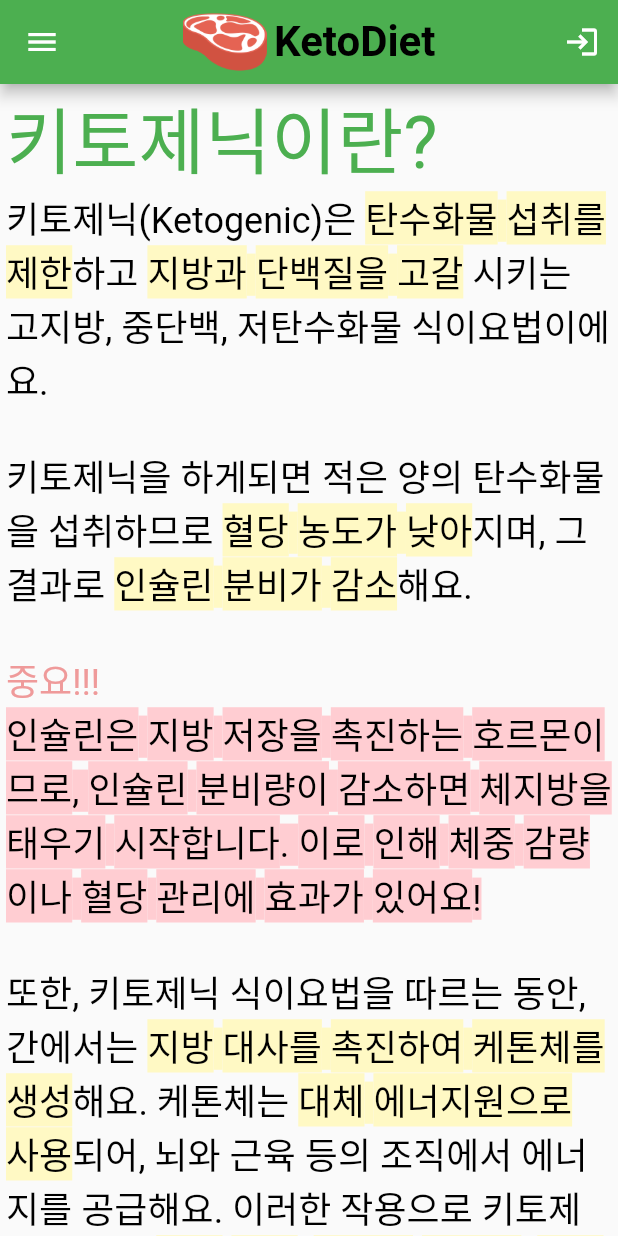
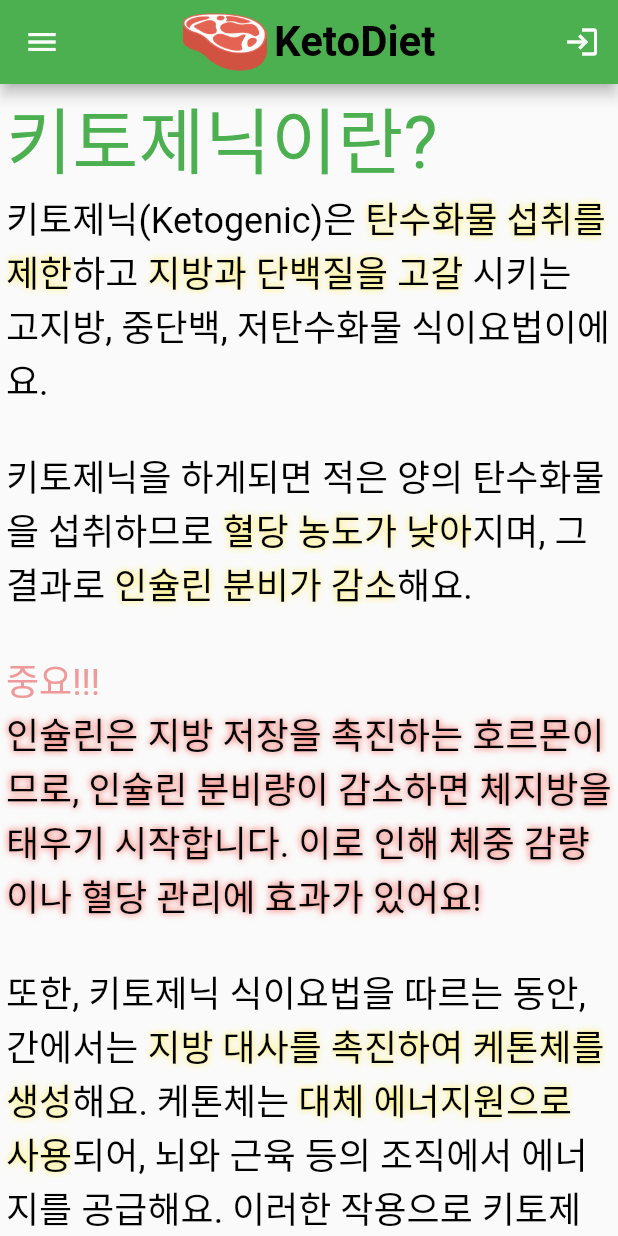
Before and after one commit to sangwoon98/KetoDiet, a Flutter app: the screen it shows after launch, after a tap on "키토제닉이란?", on a phone screen of 412 x 824 dp. Run offline on Flutter 3.47's test engine with Material 2 defaults, Android fonts, the light colour scheme and no system bars; our stand-ins replace google_fonts, url_strategy; missing offline and left inert: kakao_flutter_sdk_user.

Commit message:
2023/04/24 00:10

```diff
--- a/ketodiet_flutter_project/lib/pages/info_page.dart
+++ b/ketodiet_flutter_project/lib/pages/info_page.dart
@@ -54,29 +54,51 @@ class InfoPageWidget {
           text: TextSpan(
             children: [
               const TextSpan(text: '키토제닉(Ketogenic)은 '),
-              TextSpan(text: '탄수화물 섭취를 제한', style: TextStyle(backgroundColor: Colors.yellow[100])),
+              const TextSpan(
+                text: '탄수화물 섭취를 제한',
+                style: TextStyle(shadows: [Shadow(blurRadius: 6.0, color: Colors.yellow)]),
+              ),
               const TextSpan(text: '하고 '),
-              TextSpan(text: '지방과 단백질을 고갈', style: TextStyle(backgroundColor: Colors.yellow[100])),
+              const TextSpan(
+                text: '지방과 단백질을 고갈',
+                style: TextStyle(shadows: [Shadow(blurRadius: 6.0, color: Colors.yellow)]),
+              ),
               const TextSpan(text: ' 시키는 고지방, 중단백, 저탄수화물 식이요법이에요.'),
               const TextSpan(text: '\n\n'),
               const TextSpan(text: '키토제닉을 하게되면 적은 양의 탄수화물을 섭취하므로 '),
-              TextSpan(text: '혈당 농도가 낮아', style: TextStyle(backgroundColor: Colors.yellow[100])),
+              const TextSpan(
+                text: '혈당 농도가 낮아',
+                style: TextStyle(shadows: [Shadow(blurRadius: 6.0, color: Colors.yellow)]),
+              ),
               const TextSpan(text: '지며, 그 결과로 '),
-              TextSpan(text: '인슐린 분비가 감소', style: TextStyle(backgroundColor: Colors.yellow[100])),
+              const TextSpan(
+                text: '인슐린 분비가 감소',
+                style: TextStyle(shadows: [Shadow(blurRadius: 6.0, color: Colors.yellow)]),
+              ),
               const TextSpan(text: '해요.'),
               const TextSpan(text: '\n\n'),
               TextSpan(text: '중요!!!', style: TextStyle(color: Colors.red[200])),
               const TextSpan(text: '\n'),
-              TextSpan(
-                  text: '인슐린은 지방 저장을 촉진하는 호르몬이므로, 인슐린 분비량이 감소하면 체지방을 태우기 시작합니다. 이로 인해 체중 감량이나 혈당 관리에 효과가 있어요!',
-                  style: TextStyle(backgroundColor: Colors.red[100])),
+              const TextSpan(
+                text: '인슐린은 지방 저장을 촉진하는 호르몬이므로, 인슐린 분비량이 감소하면 체지방을 태우기 시작합니다. 이로 인해 체중 감량이나 혈당 관리에 효과가 있어요!',
+                style: TextStyle(shadows: [Shadow(blurRadius: 6.0, color: Colors.red)]),
+              ),
               const TextSpan(text: '\n\n'),
               const TextSpan(text: '또한, 키토제닉 식이요법을 따르는 동안, 간에서는 '),
-              TextSpan(text: '지방 대사를 촉진하여 케톤체를 생성', style: TextStyle(backgroundColor: Colors.yellow[100])),
+              const TextSpan(
+                text: '지방 대사를 촉진하여 케톤체를 생성',
+                style: TextStyle(shadows: [Shadow(blurRadius: 6.0, color: Colors.yellow)]),
+              ),
               const TextSpan(text: '해요. 케톤체는 '),
-              TextSpan(text: '대체 에너지원으로 사용', style: TextStyle(backgroundColor: Colors.yellow[100])),
+              const TextSpan(
+                text: '대체 에너지원으로 사용',
+                style: TextStyle(shadows: [Shadow(blurRadius: 6.0, color: Colors.yellow)]),
+              ),
               const TextSpan(text: '되어, 뇌와 근육 등의 조직에서 에너지를 공급해요. 이러한 작용으로 키토제닉은 특히 '),
-              TextSpan(text: '체중 감량, 인슐린 저항성, 심혈관 질환 등에 대한 해결책', style: TextStyle(backgroundColor: Colors.yellow[100])),
+              const TextSpan(
+                text: '체중 감량, 인슐린 저항성, 심혈관 질환 등에 대한 해결책',
+                style: TextStyle(shadows: [Shadow(blurRadius: 6.0, color: Colors.yellow)]),
+              ),
               const TextSpan(text: '으로 인기를 얻고 있어요!'),
             ],
             style: GoogleFonts.gowunDodum(textStyle: const TextStyle(color: Colors.black, fontSize: 24.0)),
@@ -86,20 +108,32 @@ class InfoPageWidget {
         Text('위험하지 않나요?', style: GoogleFonts.doHyeon(textStyle: const TextStyle(color: Colors.green, fontSize: 48.0))),
         RichText(
           text: TextSpan(
-            children: [
-              const TextSpan(text: '키토제닉은 몇가지 위험이 있을 수 있어요. 탄수화물 섭취를 제한하다 보면, '),
-              TextSpan(text: '섬유질 섭취량이 감소할 수 있고,', style: TextStyle(backgroundColor: Colors.yellow[100])),
-              const TextSpan(text: ' 이로 인해 변비, 영양 결핍 등의 문제가 발생할 수 있어요.'),
-              const TextSpan(text: '\n\n'),
-              const TextSpan(text: '하지만 이것은 '),
-              TextSpan(text: '단순히 탄수화물을 제한 했을때 생기는 문제', style: TextStyle(backgroundColor: Colors.yellow[100])),
-              const TextSpan(text: '에요. 탄수화물 중 '),
-              TextSpan(text: '당류는 적고 섬유질이 풍부한 식품', style: TextStyle(backgroundColor: Colors.yellow[100])),
-              const TextSpan(text: '을 먹는다면 인슐린 분비를 억제하며 '),
-              TextSpan(text: '인체에 필요한 영양소를 공급', style: TextStyle(backgroundColor: Colors.yellow[100])),
-              const TextSpan(text: '받을 수 있어요.'),
-              const TextSpan(text: '\n\n'),
-              const TextSpan(
+            children: const [
+              TextSpan(text: '키토제닉은 몇가지 위험이 있을 수 있어요. 탄수화물 섭취를 제한하다 보면, '),
+              TextSpan(
+                text: '섬유질 섭취량이 감소할 수 있고,',
+                style: TextStyle(shadows: [Shadow(blurRadius: 6.0, color: Colors.yellow)]),
+              ),
+              TextSpan(text: ' 이로 인해 변비, 영양 결핍 등의 문제가 발생할 수 있어요.'),
+              TextSpan(text: '\n\n'),
+              TextSpan(text: '하지만 이것은 '),
+              TextSpan(
+                text: '단순히 탄수화물을 제한 했을때 생기는 문제',
+                style: TextStyle(shadows: [Shadow(blurRadius: 6.0, color: Colors.yellow)]),
+              ),
+              TextSpan(text: '에요. 탄수화물 중 '),
+              TextSpan(
+                text: '당류는 적고 섬유질이 풍부한 식품',
+                style: TextStyle(shadows: [Shadow(blurRadius: 6.0, color: Colors.yellow)]),
+              ),
+              TextSpan(text: '을 먹는다면 인슐린 분비를 억제하며 '),
+              TextSpan(
+                text: '인체에 필요한 영양소를 공급',
+                style: TextStyle(shadows: [Shadow(blurRadius: 6.0, color: Colors.yellow)]),
+              ),
+              TextSpan(text: '받을 수 있어요.'),
+              TextSpan(text: '\n\n'),
+              TextSpan(
                   text:
                       '그렇다고 모든 사람들에게 키토제닉 식이요법이 추천되는 것은 아니에요. 간에 관련한 질병이 있거나 당뇨가 있는 경우 등 의사나 전문가의 조언을 받고 상담하여 진행여부를 결정짓는 것이 바람직해요.'),
             ],
@@ -110,15 +144,20 @@ class InfoPageWidget {
         Text('부작용이 있나요?', style: GoogleFonts.doHyeon(textStyle: const TextStyle(color: Colors.green, fontSize: 48.0))),
         RichText(
           text: TextSpan(
-            children: [
-              const TextSpan(text: ''),
-              TextSpan(text: '', style: TextStyle(backgroundColor: Colors.yellow[100])),
-              const TextSpan(
-                  text: '키토제닉 식이요법을 시작하고 나서 생기는 부작용들이 몇가지 있어요. 대표적으로는 키토플루, 입냄새, 학습능력 저하, 불면증, 주량 감소 등이 있어요.'),
-              const TextSpan(text: '\n'),
-              const TextSpan(text: '이 모든 부작용들은 '),
-              TextSpan(text: '평생 가는 것이 아닌 대부분 케토시스 상태 진입 후에 완화', style: TextStyle(backgroundColor: Colors.yellow[100])),
-              const TextSpan(text: ' 되는것으로 알려져 있어요. 하지만 기존 식사 대비 간의 부하가 크게 걸리기 때문에, 주량 감소는 피하기가 어려워요.'),
+            children: const [
+              TextSpan(text: ''),
+              TextSpan(
+                text: '',
+                style: TextStyle(shadows: [Shadow(blurRadius: 6.0, color: Colors.yellow)]),
+              ),
+              TextSpan(text: '키토제닉 식이요법을 시작하고 나서 생기는 부작용들이 몇가지 있어요. 대표적으로는 키토플루, 입냄새, 학습능력 저하, 불면증, 주량 감소 등이 있어요.'),
+              TextSpan(text: '\n'),
+              TextSpan(text: '이 모든 부작용들은 '),
+              TextSpan(
+                text: '평생 가는 것이 아닌 대부분 케토시스 상태 진입 후에 완화',
+                style: TextStyle(shadows: [Shadow(blurRadius: 6.0, color: Colors.yellow)]),
+              ),
+              TextSpan(text: ' 되는것으로 알려져 있어요. 하지만 기존 식사 대비 간의 부하가 크게 걸리기 때문에, 주량 감소는 피하기가 어려워요.'),
             ],
             style: GoogleFonts.gowunDodum(textStyle: const TextStyle(color: Colors.black, fontSize: 24.0)),
           ),
@@ -127,17 +166,29 @@ class InfoPageWidget {
         Text('케토시스가 뭐에요?', style: GoogleFonts.doHyeon(textStyle: const TextStyle(color: Colors.green, fontSize: 48.0))),
         RichText(
           text: TextSpan(
-            children: [
-              const TextSpan(text: ''),
-              TextSpan(text: '', style: TextStyle(backgroundColor: Colors.yellow[100])),
-              const TextSpan(
+            children: const [
+              TextSpan(text: ''),
+              TextSpan(
+                text: '',
+                style: TextStyle(shadows: [Shadow(blurRadius: 6.0, color: Colors.yellow)]),
+              ),
+              TextSpan(
                   text: '케토시스는 탄수화물이 주 에너지원으로 쓰이는 대사 상태와 반대로 탄수화물 섭취가 제한되어 있거나 전혀 없는 상황에서 발생하는 대사 상태에요. 이 상태에서는 체내에서 '),
-              TextSpan(text: '지방 대사가 증가', style: TextStyle(backgroundColor: Colors.yellow[100])),
-              const TextSpan(text: '하며, '),
-              TextSpan(text: '지방산이 간에서 분해되어 케톤체가 생성', style: TextStyle(backgroundColor: Colors.yellow[100])),
-              const TextSpan(text: '돼요. 케톤체는 혈액으로 이동하여 '),
-              TextSpan(text: '에너지원으로 사용', style: TextStyle(backgroundColor: Colors.yellow[100])),
-              const TextSpan(text: '돼요.'),
+              TextSpan(
+                text: '지방 대사가 증가',
+                style: TextStyle(shadows: [Shadow(blurRadius: 6.0, color: Colors.yellow)]),
+              ),
+              TextSpan(text: '하며, '),
+              TextSpan(
+                text: '지방산이 간에서 분해되어 케톤체가 생성',
+                style: TextStyle(shadows: [Shadow(blurRadius: 6.0, color: Colors.yellow)]),
+              ),
+              TextSpan(text: '돼요. 케톤체는 혈액으로 이동하여 '),
+              TextSpan(
+                text: '에너지원으로 사용',
+                style: TextStyle(shadows: [Shadow(blurRadius: 6.0, color: Colors.yellow)]),
+              ),
+              TextSpan(text: '돼요.'),
             ],
             style: GoogleFonts.gowunDodum(textStyle: const TextStyle(color: Colors.black, fontSize: 24.0)),
           ),
@@ -147,67 +198,115 @@ class InfoPageWidget {
             style: GoogleFonts.doHyeon(textStyle: const TextStyle(color: Colors.green, fontSize: 48.0))),
         RichText(
           text: TextSpan(
-            children: [
-              const TextSpan(text: ''),
-              TextSpan(text: '', style: TextStyle(backgroundColor: Colors.yellow[100])),
-              const TextSpan(text: '키토제닉 식이요법으로 체중감량을 목표로 할때 가장 중요한 것을 말씀드릴께요!'),
-              const TextSpan(text: '\n\n'),
-              const TextSpan(text: '핵심은 인슐린과 케톤이에요.\n'),
-              TextSpan(text: '인슐린은 혈당을 낮추는 호르몬', style: TextStyle(backgroundColor: Colors.yellow[100])),
-              const TextSpan(
+            children: const [
+              TextSpan(text: ''),
+              TextSpan(
+                text: '',
+                style: TextStyle(shadows: [Shadow(blurRadius: 6.0, color: Colors.yellow)]),
+              ),
+              TextSpan(text: '키토제닉 식이요법으로 체중감량을 목표로 할때 가장 중요한 것을 말씀드릴께요!'),
+              TextSpan(text: '\n\n'),
+              TextSpan(text: '핵심은 인슐린과 케톤이에요.\n'),
+              TextSpan(
+                text: '인슐린은 혈당을 낮추는 호르몬',
+                style: TextStyle(shadows: [Shadow(blurRadius: 6.0, color: Colors.yellow)]),
+              ),
+              TextSpan(
                   text:
                       '이에요. 탄수화물을 섭취 할 경우 혈당이 올라가 인슐린이 분비되고 인슐린이 분비되면 배고픔을 느껴요. 그래서 "면요리를 먹고 나면 금방 소화된다" 라는 느낌을 받는거에요. 사실은 소화된것이 아닌 거짓배고픔을 느끼는거에요. 완전한 악순환이라고 볼 수 있죠. '),
               TextSpan(
-                  text: '그동안 다이어트에 실패한 것은 당신의 의지 문제가 아니에요. 온전히 호르몬 불균형의 문제이고 키토제닉은 그 호르몬 불균형을 다시 바로잡을 수 있는 식이요법',
-                  style: TextStyle(backgroundColor: Colors.yellow[100])),
-              const TextSpan(text: '이에요.'),
+                text: '그동안 다이어트에 실패한 것은 당신의 의지 문제가 아니에요. 온전히 호르몬 불균형의 문제이고 키토제닉은 그 호르몬 불균형을 다시 바로잡을 수 있는 식이요법',
+                style: TextStyle(shadows: [Shadow(blurRadius: 6.0, color: Colors.yellow)]),
+              ),
+              TextSpan(text: '이에요.'),
               TextSpan(
-                  text: '케톤은 체내에 탄수화물 에너지원이 부족한 경우 지방을 분해 하여 생성되는 에너지원',
-                  style: TextStyle(backgroundColor: Colors.yellow[100])),
-              const TextSpan(text: '이에요. 이말은 '),
-              TextSpan(text: '24시간 상시 체내의 지방을 분해', style: TextStyle(backgroundColor: Colors.yellow[100])),
-              const TextSpan(
+                text: '케톤은 체내에 탄수화물 에너지원이 부족한 경우 지방을 분해 하여 생성되는 에너지원',
+                style: TextStyle(shadows: [Shadow(blurRadius: 6.0, color: Colors.yellow)]),
+              ),
+              TextSpan(text: '이에요. 이말은 '),
+              TextSpan(
+                text: '24시간 상시 체내의 지방을 분해',
+                style: TextStyle(shadows: [Shadow(blurRadius: 6.0, color: Colors.yellow)]),
+              ),
+              TextSpan(
                   text:
                       '한다는 말이죠! "런닝머신을 뛸때 일정시간 이상 뛰어야 그때부터 지방이 분해된다" 라는 말을 들어보셨나요? 일반식이를 할 경우 지방을 분해 하기 위해서는 체내의 탄수화물을 모두 소진해야 하기 때문이에요. 하지만 키토제닉을 한다면 24시간 지방을 분해하기 때문에 '),
-              TextSpan(text: '체중 감량을 위한 운동이 일반식이를 할 때보다 더욱 효과적', style: TextStyle(backgroundColor: Colors.yellow[100])),
-              const TextSpan(text: '이에요.'),
-              const TextSpan(text: '\n\n'),
-              const TextSpan(text: '절대적 저탄수 고지방이 아니에요.\n'),
-              TextSpan(text: '탄수화물 중에 섬유질은 인체에 매우 중요한 영양소', style: TextStyle(backgroundColor: Colors.yellow[100])),
-              const TextSpan(text: '에요. 무탄수 식이를 할 경우 건강은 상당히 나빠지며 즉시 나빠진것을 느낄수도 있을거에요. '),
-              TextSpan(text: '지방에 비해서 탄수화물을 비교적 적게 섭취', style: TextStyle(backgroundColor: Colors.yellow[100])),
-              const TextSpan(text: '하는 것이지 '),
-              TextSpan(text: '아예 끊는 것이 아니라는것', style: TextStyle(backgroundColor: Colors.yellow[100])),
-              const TextSpan(text: '을 유념하세요.'),
-              const TextSpan(text: '\n\n'),
-              const TextSpan(text: '단백질도 상당히 중요해요.\n'),
-              TextSpan(text: '단백질도 체내에 필수적으로 필요한 영양소', style: TextStyle(backgroundColor: Colors.yellow[100])),
-              const TextSpan(text: '에요. 만약 단백질 섭취를 소홀히 한다면 근손실도 심각해질거에요. '),
-              TextSpan(text: '탄수화물은', style: TextStyle(backgroundColor: Colors.yellow[100])),
-              const TextSpan(text: ' 안정적인 지방 연소와 케토시스를 위해 '),
-              TextSpan(text: '제한', style: TextStyle(backgroundColor: Colors.yellow[100])),
-              const TextSpan(text: ', '),
-              TextSpan(text: '단백질은', style: TextStyle(backgroundColor: Colors.yellow[100])),
-              const TextSpan(text: ' 골격근 성장 및 유지를 위해 '),
-              TextSpan(text: '필요량을 채워야하며,', style: TextStyle(backgroundColor: Colors.yellow[100])),
-              const TextSpan(text: ' '),
-              TextSpan(text: '지방은', style: TextStyle(backgroundColor: Colors.yellow[100])),
-              const TextSpan(text: ' 자신의 목표나 체지방량의 따라서 '),
-              TextSpan(text: '조절하는 것', style: TextStyle(backgroundColor: Colors.yellow[100])),
-              const TextSpan(text: '이에요. "저탄수 고지방" 이라고 해서 단백질이 서운해하지 않게끔 잘 챙겨주세요!'),
-              const TextSpan(text: '\n\n'),
-              const TextSpan(text: '다량의 수분 섭취는 필수에요.\n'),
-              const TextSpan(text: '케토시스 상태 진입 직전 나타나는 부작용들은 대부분 진입 이후 완화되며 '),
-              TextSpan(text: '부작용의 강도는 전해질이 부족할 수록 심하게 나타나요.', style: TextStyle(backgroundColor: Colors.yellow[100])),
-              const TextSpan(text: ' 이로인해 수분 섭취는 필수에요.'),
-              const TextSpan(text: '\n\n'),
-              const TextSpan(text: '건강상의 문제가 생기면 즉시 중단하세요.\n'),
-              const TextSpan(
+              TextSpan(
+                text: '체중 감량을 위한 운동이 일반식이를 할 때보다 더욱 효과적',
+                style: TextStyle(shadows: [Shadow(blurRadius: 6.0, color: Colors.yellow)]),
+              ),
+              TextSpan(text: '이에요.'),
+              TextSpan(text: '\n\n'),
+              TextSpan(text: '절대적 저탄수 고지방이 아니에요.\n'),
+              TextSpan(
+                text: '탄수화물 중에 섬유질은 인체에 매우 중요한 영양소',
+                style: TextStyle(shadows: [Shadow(blurRadius: 6.0, color: Colors.yellow)]),
+              ),
+              TextSpan(text: '에요. 무탄수 식이를 할 경우 건강은 상당히 나빠지며 즉시 나빠진것을 느낄수도 있을거에요. '),
+              TextSpan(
+                text: '지방에 비해서 탄수화물을 비교적 적게 섭취',
+                style: TextStyle(shadows: [Shadow(blurRadius: 6.0, color: Colors.yellow)]),
+              ),
+              TextSpan(text: '하는 것이지 '),
+              TextSpan(
+                text: '아예 끊는 것이 아니라는것',
+                style: TextStyle(shadows: [Shadow(blurRadius: 6.0, color: Colors.yellow)]),
+              ),
+              TextSpan(text: '을 유념하세요.'),
+              TextSpan(text: '\n\n'),
+              TextSpan(text: '단백질도 상당히 중요해요.\n'),
+              TextSpan(
+                text: '단백질도 체내에 필수적으로 필요한 영양소',
+                style: TextStyle(shadows: [Shadow(blurRadius: 6.0, color: Colors.yellow)]),
+              ),
+              TextSpan(text: '에요. 만약 단백질 섭취를 소홀히 한다면 근손실도 심각해질거에요. '),
+              TextSpan(
+                text: '탄수화물은',
+                style: TextStyle(shadows: [Shadow(blurRadius: 6.0, color: Colors.yellow)]),
+              ),
+              TextSpan(text: ' 안정적인 지방 연소와 케토시스를 위해 '),
+              TextSpan(
+                text: '제한',
+                style: TextStyle(shadows: [Shadow(blurRadius: 6.0, color: Colors.yellow)]),
+              ),
+              TextSpan(text: ', '),
+              TextSpan(
+                text: '단백질은',
+                style: TextStyle(shadows: [Shadow(blurRadius: 6.0, color: Colors.yellow)]),
+              ),
+              TextSpan(text: ' 골격근 성장 및 유지를 위해 '),
+              TextSpan(
+                text: '필요량을 채워야하며,',
+                style: TextStyle(shadows: [Shadow(blurRadius: 6.0, color: Colors.yellow)]),
+              ),
+              TextSpan(text: ' '),
+              TextSpan(
+                text: '지방은',
+                style: TextStyle(shadows: [Shadow(blurRadius: 6.0, color: Colors.yellow)]),
+              ),
+              TextSpan(text: ' 자신의 목표나 체지방량의 따라서 '),
+              TextSpan(
+                text: '조절하는 것',
+                style: TextStyle(shadows: [Shadow(blurRadius: 6.0, color: Colors.yellow)]),
+              ),
+              TextSpan(text: '이에요. "저탄수 고지방" 이라고 해서 단백질이 서운해하지 않게끔 잘 챙겨주세요!'),
+              TextSpan(text: '\n\n'),
+              TextSpan(text: '다량의 수분 섭취는 필수에요.\n'),
+              TextSpan(text: '케토시스 상태 진입 직전 나타나는 부작용들은 대부분 진입 이후 완화되며 '),
+              TextSpan(
+                text: '부작용의 강도는 전해질이 부족할 수록 심하게 나타나요.',
+                style: TextStyle(shadows: [Shadow(blurRadius: 6.0, color: Colors.yellow)]),
+              ),
+              TextSpan(text: ' 이로인해 수분 섭취는 필수에요.'),
+              TextSpan(text: '\n\n'),
+              TextSpan(text: '건강상의 문제가 생기면 즉시 중단하세요.\n'),
+              TextSpan(
                   text: '키토제닉 식이요법은 과학적으로 완전히 입증되지 않고 아직 많은 실험과 연구가 진행되는 식이요법이에요. 그리고 본인이 갖고있는 질병에 따라 위험할 수 있어요. '),
               TextSpan(
-                  text: '케토시스 진입 후 완화되는 부작용으로 알려진 부작용이 아닌 다른 부작용이 발생한다면 즉시 중단',
-                  style: TextStyle(backgroundColor: Colors.yellow[100])),
-              const TextSpan(text: '하고 의사 및 전문가와 상담 후 진행 여부를 결정하세요.'),
+                text: '케토시스 진입 후 완화되는 부작용으로 알려진 부작용이 아닌 다른 부작용이 발생한다면 즉시 중단',
+                style: TextStyle(shadows: [Shadow(blurRadius: 6.0, color: Colors.yellow)]),
+              ),
+              TextSpan(text: '하고 의사 및 전문가와 상담 후 진행 여부를 결정하세요.'),
             ],
             style: GoogleFonts.gowunDodum(textStyle: const TextStyle(color: Colors.black, fontSize: 24.0)),
           ),
@@ -219,12 +318,20 @@ class InfoPageWidget {
           text: TextSpan(
             children: const [
               TextSpan(text: '저희 KetoDiet 커뮤니티에서 여러 사람들의 경험을 통한 정보를 얻고, '),
-              TextSpan(text: '키토 챌린지', style: TextStyle(backgroundColor: Colors.green)),
+              TextSpan(
+                text: '키토 챌린지',
+                style: TextStyle(shadows: [Shadow(blurRadius: 6.0, color: Colors.green)]),
+              ),
               TextSpan(text: '를 진행해보세요! 키토 챌린지는 '),
               TextSpan(
-                  text: '본인의 신체정보를 바탕으로 권장 섭취량을 알려주고 식단을 짜볼 수 있어요.', style: TextStyle(backgroundColor: Colors.green)),
+                text: '본인의 신체정보를 바탕으로 권장 섭취량을 알려주고 식단을 짜볼 수 있어요.',
+                style: TextStyle(shadows: [Shadow(blurRadius: 6.0, color: Colors.green)]),
+              ),
               TextSpan(text: ' 그리고 이를 바탕으로 '),
-              TextSpan(text: '키토제닉에 도전', style: TextStyle(backgroundColor: Colors.green)),
+              TextSpan(
+                text: '키토제닉에 도전',
+                style: TextStyle(shadows: [Shadow(blurRadius: 6.0, color: Colors.green)]),
+              ),
               TextSpan(text: '해보세요!'),
             ],
             style: GoogleFonts.gowunDodum(textStyle: const TextStyle(color: Colors.black, fontSize: 24.0)),
```
